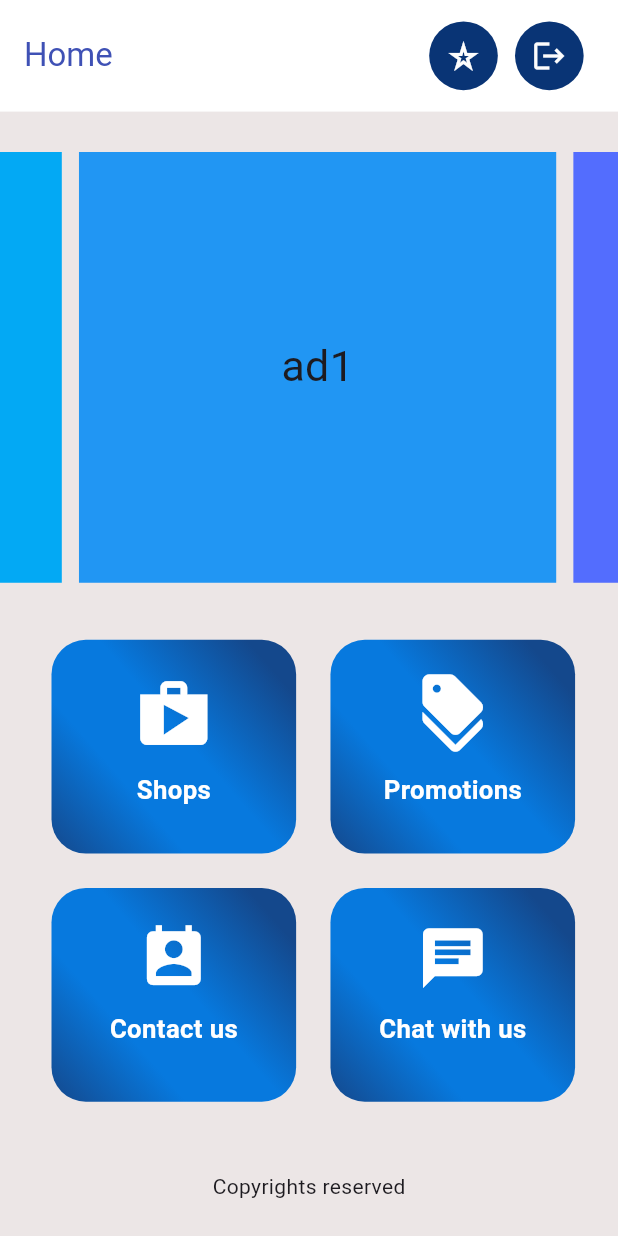
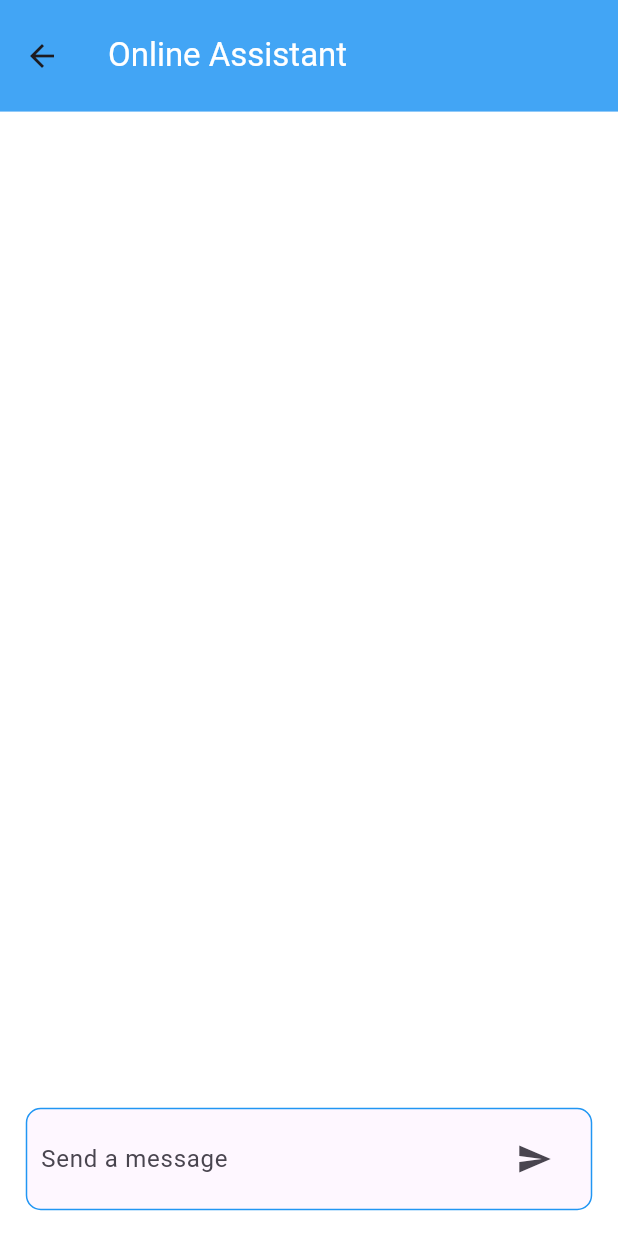
Before and after one commit to AbinayanRatna/shopping_mall_flutter, a Flutter app: the UserHomePage screen opened directly, after a tap on "Chat with us", on a phone screen of 412 x 824 dp. Run offline on Flutter 3.47's test engine with Material 3 defaults, Android fonts, the phone set to English and light mode, and no system bars; drawn by our look-alikes of carousel_slider; our stand-ins replace firebase_core, firebase_database, firebase_storage, flutter_screenutil, flutter_svg, fluttertoast and 1 more; missing offline and left inert: dialogflow_grpc; accounts and stored records are empty.

Commit message:
Chatbot operations

```diff
--- /dev/null
+++ b/lib/UserChatPage.dart
@@ -0,0 +1,139 @@
+import 'dart:async';
+import 'package:flutter_screenutil/flutter_screenutil.dart';
+import 'package:shopping_mall_flutter/chat_bubble.dart';
+import 'package:flutter/material.dart';
+import 'package:flutter/services.dart';
+import 'package:dialogflow_grpc/dialogflow_grpc.dart';
+import 'package:dialogflow_grpc/generated/google/cloud/dialogflow/v2beta1/session.pb.dart';
+
+
+class UserChatPage extends StatefulWidget {
+  const UserChatPage({Key? key}) : super(key: key);
+
+  @override
+  State<UserChatPage> createState() => _UserChatPage();
+}
+
+class _UserChatPage extends State<UserChatPage> {
+  // message text controller
+  final TextEditingController _textController = TextEditingController();
+
+  // list of messages that will be displayed on the screen
+  final List<ChatMessage> _messages = <ChatMessage>[];
+
+  late DialogflowGrpcV2Beta1 dialogflow;
+
+  @override
+  void initState() {
+    super.initState();
+    initPlugin();
+  }
+
+  Future<void> initPlugin() async {
+
+    // requiried for setting up dialogflow
+    final serviceAccount = ServiceAccount.fromString(
+      await rootBundle.loadString(
+        'assets/cred.json',
+      ),
+    );
+
+    // dialogflow setup
+    dialogflow = DialogflowGrpcV2Beta1.viaServiceAccount(serviceAccount);
+    setState(() {});
+  }
+
+
+  void handleSubmitted(text) async {
+    _textController.clear();
+
+    ChatMessage message = ChatMessage(
+      text: text,
+      name: "You",
+      type: true,
+    );
+
+    setState(() {
+      _messages.insert(0, message);
+    });
+
+    // callling dialogflow api
+    DetectIntentResponse data = await dialogflow.detectIntent(text, 'en-US');
+
+    // getting meaningful response text
+    String fulfillmentText = data.queryResult.fulfillmentText;
+    if (fulfillmentText.isNotEmpty) {
+      ChatMessage botMessage = ChatMessage(
+        text: fulfillmentText,
+        name: "Assistant",
+        type: false,
+      );
+
+      setState(() {
+        _messages.insert(0, botMessage);
+      });
+    }
+  }
+
+  @override
+  void dispose() {
+    super.dispose();
+  }
+
+  @override
+  Widget build(BuildContext context) {
+    return Scaffold(
+      appBar: AppBar(
+        toolbarHeight: 65.w,
+        backgroundColor: Colors.blue.shade400,
+        title: const Text(
+          "Online Assistant",
+          style: TextStyle(
+            color: Colors.white,
+          ),
+        ),
+      ),
+      backgroundColor: Colors.white,
+      body: Column(
+        children: [
+          Flexible(
+            child: ListView.builder(
+              padding:  EdgeInsets.all(8.w),
+              reverse: true,
+              itemBuilder: (ctx, int index) => _messages[index],
+              itemCount: _messages.length,
+            ),
+          ),
+          Container(
+            padding:  EdgeInsets.all(8.w),
+            decoration: BoxDecoration(
+              color: Theme.of(context).cardColor,
+              border: Border.all(color: Colors.blue),
+              borderRadius: BorderRadius.circular(10),
+            ),
+            margin:  EdgeInsets.symmetric(horizontal: 15.w, vertical: 15.w),
+            child: Row(
+              children: <Widget>[
+                Flexible(
+                  child: TextField(
+                    controller: _textController,
+                    onSubmitted: handleSubmitted,
+                    decoration: const InputDecoration.collapsed(
+                        hintText: "Send a message"),
+                  ),
+                ),
+                Container(
+                  margin:  EdgeInsets.symmetric(horizontal: 4.w),
+                  child: IconButton(
+                    icon: const Icon(Icons.send),
+                    onPressed: () => handleSubmitted(_textController.text),
+                  ),
+                ),
+              ],
+            ),
+          ),
+        ],
+      ),
+    );
+  }
+}
--- a/lib/UserHomePage.dart
+++ b/lib/UserHomePage.dart
@@ -2,6 +2,7 @@ import 'package:flutter/material.dart';
 import 'package:carousel_slider/carousel_slider.dart';
 import 'package:flutter_screenutil/flutter_screenutil.dart';
 import 'package:fluttertoast/fluttertoast.dart';
+import 'package:shopping_mall_flutter/UserChatPage.dart';
 import 'package:shopping_mall_flutter/UserContactPage.dart';
 import 'package:shopping_mall_flutter/UserShopPage.dart';
 import 'package:shopping_mall_flutter/main.dart';
@@ -306,7 +307,7 @@ class _UserHomePage extends State<UserHomePage> {
                           ),
                           InkWell(
                             onTap: () {
-
+                              Navigator.push(context, MaterialPageRoute(builder: (context)=>UserChatPage()));
                             },
                             child: Container(
                                 decoration: BoxDecoration(
--- a/pubspec.yaml
+++ b/pubspec.yaml
@@ -41,10 +41,12 @@ dependencies:
   firebase_core: ^2.24.2
   firebase_storage: ^11.6.0
   firebase_database: ^10.4.0
-  uuid: ^4.2.2
+  uuid: ^3.0.1
   image_picker: ^1.0.7
   carousel_slider: ^4.2.1
   fluttertoast: ^8.2.4
+  dialogflow_grpc: ^0.2.9
+
 
 dev_dependencies:
   flutter_test:
```
Also changed, not shown: lib/chat_bubble.dart (added, +78 -0 lines), pubspec.lock.
